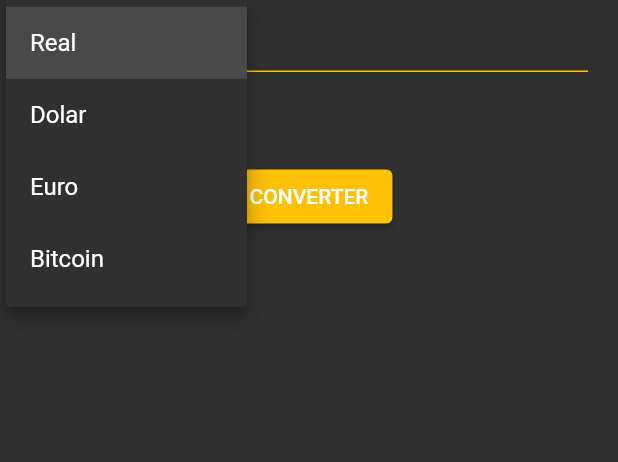
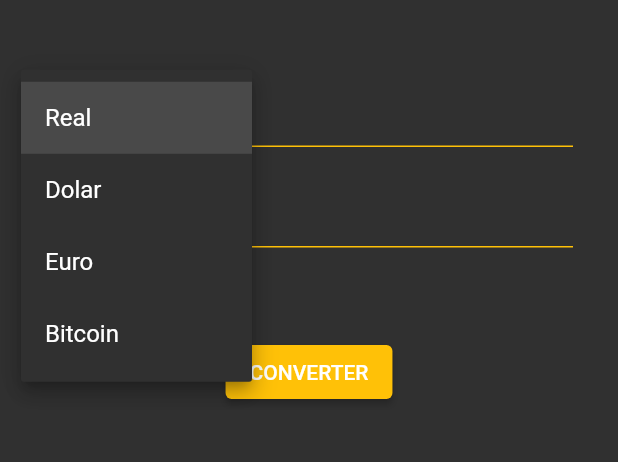
Before and after one commit to fasdacombr/Flutter, a Flutter app: the screen it shows after launch, after a tap on "Real", on a phone screen of 412 x 824 dp, the part 375-837 px from its top. Run offline on Flutter 3.47's test engine with Material 2 defaults, Android fonts, the light colour scheme and no system bars.

Commit message:
Componetizando a View

```diff
--- /dev/null
+++ b/conversor_curso/lib/app/components/currency_box.dart
@@ -0,0 +1,57 @@
+import 'package:flutter/material.dart';
+
+class CurrencyBox extends StatelessWidget {
+  @override
+  Widget build(BuildContext context) {
+    return Row(
+      crossAxisAlignment: CrossAxisAlignment.start,
+      children: [
+        Expanded(
+          flex: 1,
+          child: SizedBox(
+            height: 57,
+            child: DropdownButton(
+              iconEnabledColor: Colors.amber,
+              isExpanded: true,
+              underline: Container(
+                height: 1,
+                color: Colors.amber,
+              ),
+              value: 0,
+              items: const [
+                DropdownMenuItem(
+                  value: 0,
+                  child: Text('Real'),
+                ),
+                DropdownMenuItem(
+                  child: Text('Dolar'),
+                ),
+                DropdownMenuItem(
+                  child: Text('Euro'),
+                ),
+                DropdownMenuItem(
+                  child: Text('Bitcoin'),
+                ),
+              ],
+              onChanged: (value) {},
+            ),
+          ),
+        ),
+        const SizedBox(width: 10),
+        const Expanded(
+          flex: 2,
+          child: TextField(
+            decoration: InputDecoration(
+              enabledBorder: UnderlineInputBorder(
+                borderSide: BorderSide(color: Colors.amber),
+              ),
+              focusedBorder: UnderlineInputBorder(
+                borderSide: BorderSide(color: Colors.amber),
+              ),
+            ),
+          ),
+        ),
+      ],
+    );
+  }
+}
--- a/conversor_curso/lib/app/views/home_view.dart
+++ b/conversor_curso/lib/app/views/home_view.dart
@@ -1,4 +1,6 @@
 import 'package:flutter/material.dart';
+
+import '../components/currency_box.dart';
 
 class HomeView extends StatelessWidget {
   @override
@@ -9,7 +11,7 @@ class HomeView extends StatelessWidget {
         height: MediaQuery.of(context).size.height,
         child: Padding(
           padding:
-              const EdgeInsets.only(left: 20, right: 20, top: 100, bottom: 20),
+              const EdgeInsets.only(left: 30, right: 30, top: 100, bottom: 20),
           child: Column(
             children: [
               Image.asset(
@@ -17,61 +19,14 @@ class HomeView extends StatelessWidget {
                 width: 150,
                 height: 150,
               ),
-              SizedBox(
-                width: MediaQuery.of(context).size.width,
-                child: Row(
-                  crossAxisAlignment: CrossAxisAlignment.start,
-                  children: [
-                    Expanded(
-                        flex: 1,
-                        child: SizedBox(
-                          height: 57,
-                          child: DropdownButton(
-                            isExpanded: true,
-                            underline: Container(
-                              height: 1,
-                              color: Colors.amber,
-                            ),
-                            value: 0,
-                            items: const [
-                              DropdownMenuItem(
-                                value: 0,
-                                child: Text('Real'),
-                              ),
-                              DropdownMenuItem(
-                                child: Text('Dolar'),
-                              ),
-                              DropdownMenuItem(
-                                child: Text('Euro'),
-                              ),
-                              DropdownMenuItem(
-                                child: Text('Bitcoin'),
-                              ),
-                            ],
-                            onChanged: (value) {},
-                          ),
-                        )),
-                    const SizedBox(width: 10),
-                    const Expanded(
-                      flex: 2,
-                      child: TextField(
-                        decoration: InputDecoration(
-                          enabledBorder: UnderlineInputBorder(
-                            borderSide: BorderSide(color: Colors.amber),
-                          ),
-                          focusedBorder: UnderlineInputBorder(
-                            borderSide: BorderSide(color: Colors.amber),
-                          ),
-                        ),
-                      ),
-                    ),
-                  ],
-                ),
-              ),
+              SizedBox(height: 50),
+              CurrencyBox(),
+              SizedBox(height: 10),
+              CurrencyBox(),
               const SizedBox(height: 50),
               ElevatedButton(
                 style: ElevatedButton.styleFrom(
-                  primary: Colors.amber,
+                  backgroundColor: Colors.amber,
                 ),
                 onPressed: () {},
                 child: const Text('CONVERTER'),
```
